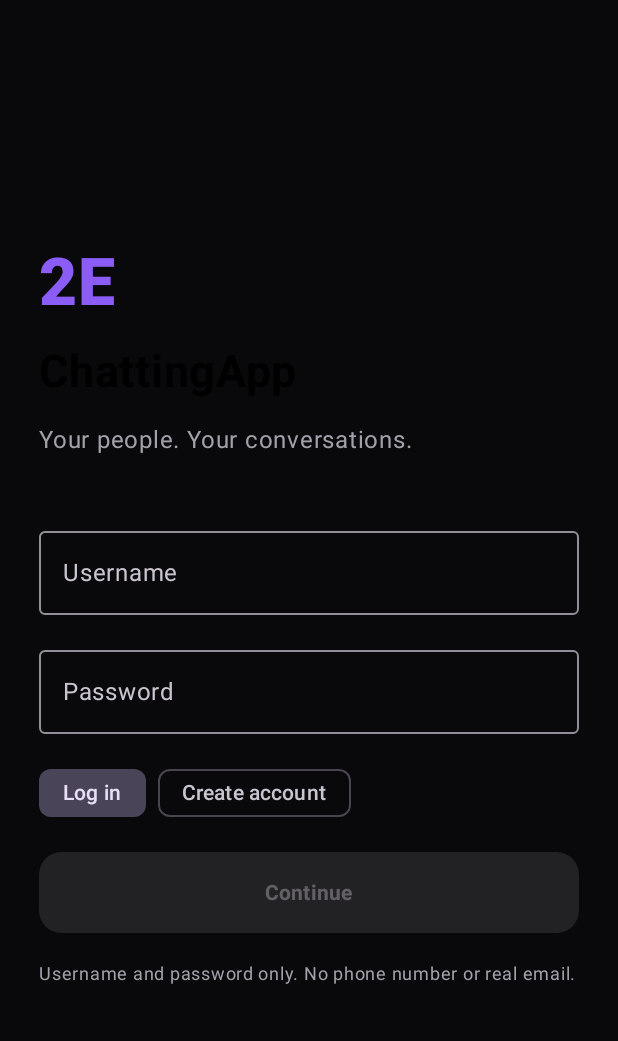
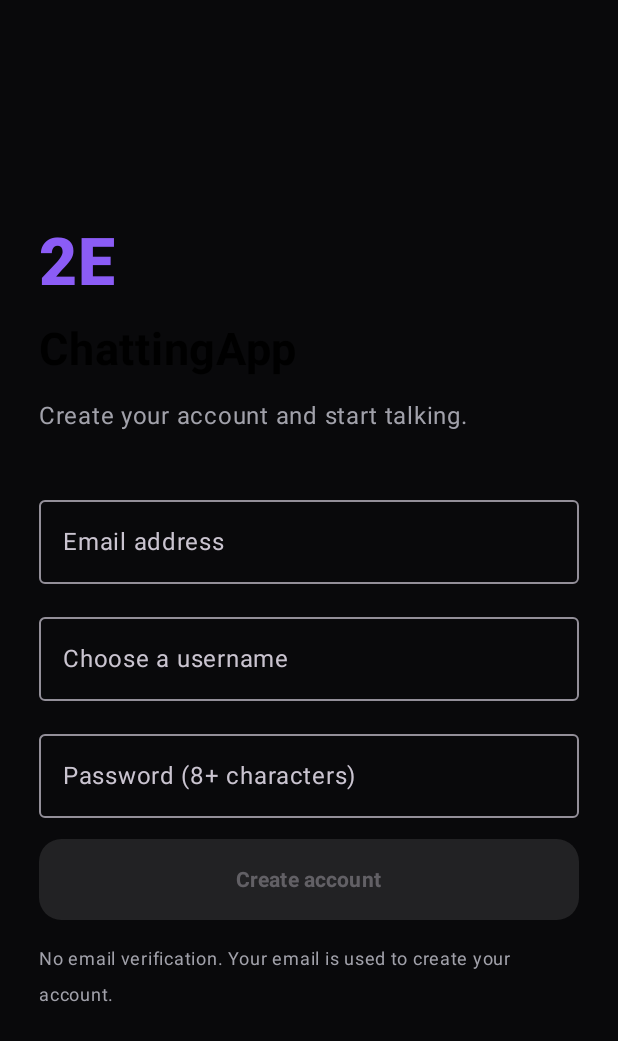
Before and after one commit to cr07thegoat2025-cloud/SecretChat, an Android app built with Jetpack Compose: the screen it shows after launch (MainActivity), on a phone screen of 412 x 824 dp. Shown: the top 1041 px of the screen. Run offline under Robolectric (Android 15) with nearby library versions, the phone set to English and light mode, and no system bars.

Commit message:
Replace login screen with email-only account creation

```diff
--- a/app/src/main/java/com/chattingapp/MainActivity.kt
+++ b/app/src/main/java/com/chattingapp/MainActivity.kt
@@ -44,9 +44,9 @@ class MainActivity : ComponentActivity() {
 
 @Composable
 private fun ChattingApp(api: SupabaseApi) {
-    var username by remember { mutableStateOf(api.username.orEmpty()) }
+    var email by remember { mutableStateOf("") }
+    var username by remember { mutableStateOf("") }
     var password by remember { mutableStateOf("") }
-    var creating by remember { mutableStateOf(false) }
     var busy by remember { mutableStateOf(false) }
     var signedIn by remember { mutableStateOf(false) }
     var error by remember { mutableStateOf("") }
@@ -79,35 +79,33 @@ private fun ChattingApp(api: SupabaseApi) {
 
     if (!signedIn) {
         Box(Modifier.fillMaxSize().background(Night).padding(26.dp), contentAlignment = Alignment.Center) {
-            Column(verticalArrangement = Arrangement.spacedBy(15.dp)) {
+            Column(verticalArrangement = Arrangement.spacedBy(14.dp)) {
                 Text("2E", color = Violet, fontSize = 44.sp, fontWeight = FontWeight.Black)
                 Text("ChattingApp", fontSize = 30.sp, fontWeight = FontWeight.Bold)
-                Text("Your people. Your conversations.", color = Soft)
-                Spacer(Modifier.height(10.dp))
-                OutlinedTextField(value = username, onValueChange = { username = it }, modifier = Modifier.fillMaxWidth(),
-                    label = { Text("Username") }, singleLine = true)
+                Text("Create your account and start talking.", color = Soft)
+                Spacer(Modifier.height(8.dp))
+                OutlinedTextField(value = email, onValueChange = { email = it }, modifier = Modifier.fillMaxWidth(),
+                    label = { Text("Email address") }, singleLine = true)
+                OutlinedTextField(value = username, onValueChange = { username = it.lowercase() }, modifier = Modifier.fillMaxWidth(),
+                    label = { Text("Choose a username") }, singleLine = true)
                 OutlinedTextField(value = password, onValueChange = { password = it }, modifier = Modifier.fillMaxWidth(),
-                    label = { Text("Password") }, visualTransformation = PasswordVisualTransformation(), singleLine = true)
-                Row(horizontalArrangement = Arrangement.spacedBy(8.dp)) {
-                    FilterChip(selected = !creating, onClick = { creating = false }, label = { Text("Log in") })
-                    FilterChip(selected = creating, onClick = { creating = true }, label = { Text("Create account") })
-                }
+                    label = { Text("Password (8+ characters)") }, visualTransformation = PasswordVisualTransformation(), singleLine = true)
                 if (error.isNotBlank()) Text(error, color = Color(0xFFFF7777), fontSize = 13.sp)
                 Button(onClick = {
                     scope.launch {
                         busy = true; error = ""
                         try {
-                            withContext(Dispatchers.IO) { api.authenticate(username, password, creating) }
-                            signedIn = true; password = ""; loadChats()
-                        } catch (e: Exception) { error = e.message ?: "Could not connect to Supabase." }
+                            withContext(Dispatchers.IO) { api.createAccount(email, username, password) }
+                            signedIn = true; password = ""; email = ""; loadChats()
+                        } catch (e: Exception) { error = e.message ?: "Could not create your account." }
                         finally { busy = false }
                     }
-                }, enabled = !busy && username.length >= 3 && password.length >= 8,
+                }, enabled = !busy && email.contains("@") && username.length >= 3 && password.length >= 8,
                     modifier = Modifier.fillMaxWidth().height(54.dp), shape = RoundedCornerShape(15.dp)) {
                     if (busy) CircularProgressIndicator(Modifier.size(20.dp), color = Color.White, strokeWidth = 2.dp)
-                    else Text(if (creating) "Create account" else "Continue", fontWeight = FontWeight.Bold)
+                    else Text("Create account", fontWeight = FontWeight.Bold)
                 }
-                Text("Username and password only. No phone number or real email.", color = Soft, fontSize = 12.sp)
+                Text("No email verification. Your email is used to create your account.", color = Soft, fontSize = 12.sp)
             }
         }
     } else if (selected != null) {
```
